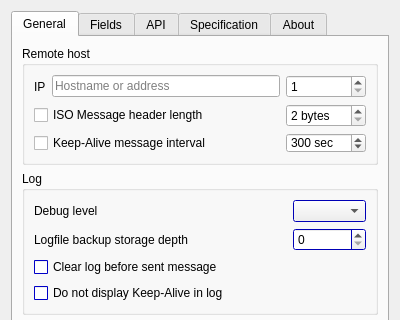
This is common/gui/forms/settings_window.ui in FedorIvanov37/signal as Qt 5 draws it before an edit; both pictures show x 0 to 400 and y 0 to 320 of the 400 by 525 pixel window. The edited form follows.
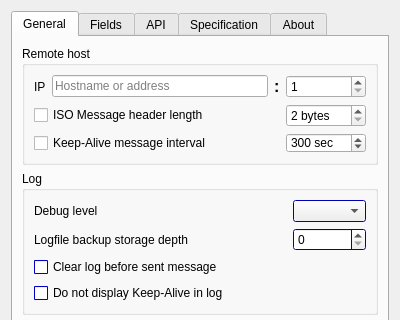
This is the edited form.

Commit message: Small update of settings window

The edit to the form file:
```diff
--- a/common/gui/forms/settings_window.ui
+++ b/common/gui/forms/settings_window.ui
@@ -64,6 +64,57 @@
               </property>
              </widget>
             </item>
+            <item>
+             <widget class="QLabel" name="label_3">
+              <property name="palette">
+               <palette>
+                <active>
+                 <colorrole role="Base">
+                  <brush brushstyle="SolidPattern">
+                   <color alpha="255">
+                    <red>0</red>
+                    <green>0</green>
+                    <blue>0</blue>
+                   </color>
+                  </brush>
+                 </colorrole>
+                </active>
+                <inactive>
+                 <colorrole role="Base">
+                  <brush brushstyle="SolidPattern">
+                   <color alpha="255">
+                    <red>0</red>
+                    <green>0</green>
+                    <blue>0</blue>
+                   </color>
+                  </brush>
+                 </colorrole>
+                </inactive>
+                <disabled>
+                 <colorrole role="Base">
+                  <brush brushstyle="SolidPattern">
+                   <color alpha="255">
+                    <red>240</red>
+                    <green>240</green>
+                    <blue>240</blue>
+                   </color>
+                  </brush>
+                 </colorrole>
+                </disabled>
+               </palette>
+              </property>
+              <property name="font">
+               <font>
+                <pointsize>12</pointsize>
+                <weight>75</weight>
+                <bold>true</bold>
+               </font>
+              </property>
+              <property name="text">
+               <string>:</string>
+              </property>
+             </widget>
+            </item>
            </layout>
           </item>
           <item row="0" column="1">
```
Left out of the diff: 16 changed lines with no effect on the pictures. The commit also changes 2 other files.
